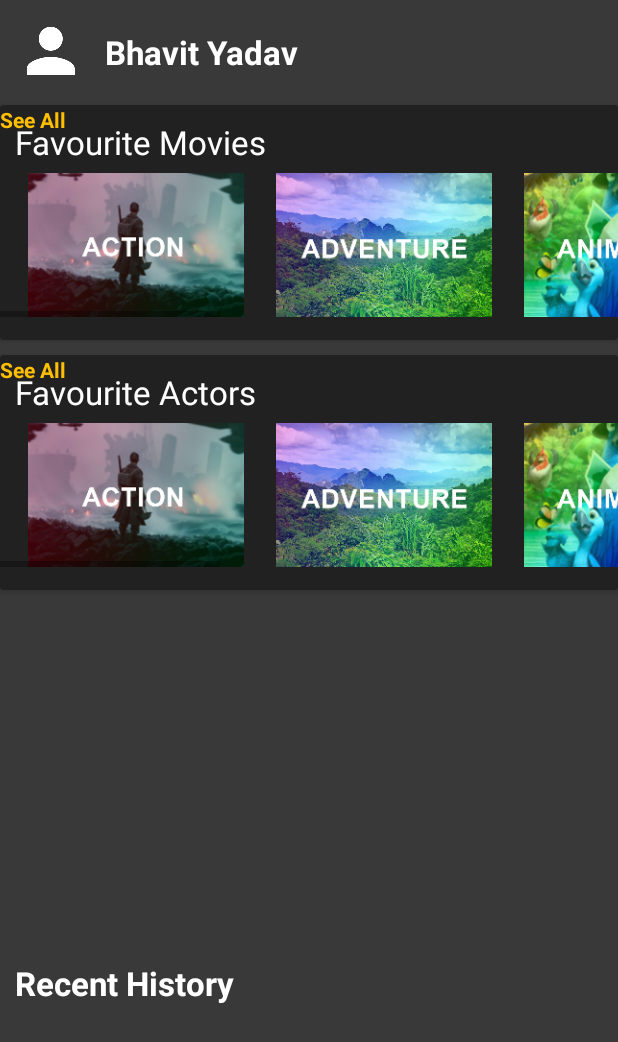
After one commit to amentyagi/MovieMania_Bhavit, an Android app: the layout user_profile.xml on its own in the app's theme, with its tools: preview values and no code run, on a phone screen of 412 x 824 dp. The commit adds this screen. Shown: the top 1042 px of the screen. Run offline under Robolectric (Android 15) with nearby library versions, the phone set to English and light mode, and no system bars.

Commit message:
Icons and Poster CardViews Added

```diff
--- a/app/src/main/java/com/anuntah/moviemania/MainActivity.java
+++ b/app/src/main/java/com/anuntah/moviemania/MainActivity.java
@@ -11,8 +11,6 @@ import android.view.MenuItem;
 import android.widget.FrameLayout;
 import android.widget.LinearLayout;
 
-import com.google.android.youtube.player.YouTubeInitializationResult;
-import com.google.android.youtube.player.YouTubeThumbnailLoader;
 import com.google.android.youtube.player.YouTubeThumbnailView;
 
 public class MainActivity extends AppCompatActivity {
--- /dev/null
+++ b/app/src/main/res/layout/user_profile.xml
@@ -0,0 +1,265 @@
+<?xml version="1.0" encoding="utf-8"?>
+<RelativeLayout xmlns:android="http://schemas.android.com/apk/res/android"
+    xmlns:tools="http://schemas.android.com/tools"
+    android:layout_width="match_parent"
+    android:layout_height="match_parent"
+    xmlns:app="http://schemas.android.com/apk/res-auto"
+    android:background="@color/colorPrimaryDark">
+
+
+    <ImageView
+        android:id="@+id/user_photo"
+        android:layout_margin="10dp"
+        android:layout_width="48dp"
+        android:layout_height="48dp"
+        android:src="@drawable/ic_person_white_48dp"/>
+
+    <TextView
+        android:id="@+id/username_text"
+        android:layout_width="wrap_content"
+        android:layout_height="wrap_content"
+        android:layout_alignParentStart="true"
+        android:layout_alignParentTop="true"
+        android:layout_marginStart="70dp"
+        android:layout_marginTop="20dp"
+        android:text="Bhavit Yadav"
+        android:textAppearance="@style/Base.TextAppearance.AppCompat.Large"
+        android:textColor="@color/colorWhite"
+        android:textStyle="bold" />
+
+    <android.support.v7.widget.CardView
+        android:id="@+id/favrourite_movies"
+        android:layout_width="wrap_content"
+        android:layout_height="wrap_content"
+        android:layout_marginTop="70dp"
+        app:cardElevation="@dimen/cardview_default_elevation"
+        app:cardBackgroundColor="@color/colorPrimary">
+
+        <android.support.constraint.ConstraintLayout
+            android:layout_width="match_parent"
+            android:layout_height="match_parent"
+            android:layout_marginBottom="15dp">
+            <TextView
+                android:layout_width="wrap_content"
+                android:layout_height="wrap_content"
+                android:text="Favourite Movies"
+                android:textAppearance="@style/Base.TextAppearance.AppCompat.Large"
+                android:textColor="@color/colorWhite"
+                android:padding="10dp"/>
+
+            <TextView
+                android:layout_width="wrap_content"
+                android:layout_height="wrap_content"
+                android:text="See All"
+                android:textColor="@color/gold"
+                android:textStyle="bold"
+                tools:layout_editor_absoluteX="351dp"
+                tools:layout_editor_absoluteY="16dp"
+                tools:ignore="MissingConstraints" />
+
+            <HorizontalScrollView
+                android:layout_width="match_parent"
+                android:layout_height="141dp"
+                tools:layout_editor_absoluteY="9dp"
+                tools:ignore="MissingConstraints">
+
+                <LinearLayout
+                    android:layout_width="match_parent"
+                    android:layout_height="wrap_content"
+                    android:layout_marginTop="15dp"
+                    android:orientation="horizontal">
+
+                    <ImageView
+                        android:id="@+id/action"
+                        android:layout_width="wrap_content"
+                        android:layout_height="wrap_content"
+                        android:layout_marginLeft="15dp"
+                        android:layout_marginTop="30dp"
+                        android:src="@drawable/action" />
+
+                    <ImageView
+                        android:id="@+id/adventure"
+                        android:layout_width="wrap_content"
+                        android:layout_height="wrap_content"
+                        android:layout_marginLeft="15dp"
+                        android:layout_marginTop="30dp"
+                        android:src="@drawable/adventure" />
+
+                    <ImageView
+                        android:id="@+id/animation"
+                        android:layout_width="wrap_content"
+                        android:layout_height="wrap_content"
+                        android:layout_marginLeft="15dp"
+                        android:layout_marginTop="30dp"
+                        android:src="@drawable/animation" />
+
+                    <ImageView
+                        android:id="@+id/comedy"
+                        android:layout_width="wrap_content"
+                        android:layout_height="wrap_content"
+                        android:layout_marginLeft="15dp"
+                        android:layout_marginTop="30dp"
+                        android:src="@drawable/comedy" />
+
+                    <ImageView
+                        android:id="@+id/drama"
+                        android:layout_width="wrap_content"
+                        android:layout_height="wrap_content"
+                        android:layout_marginLeft="15dp"
+                        android:layout_marginTop="30dp"
+                        android:src="@drawable/drama" />
+
+                    <ImageView
+                        android:id="@+id/fantasy"
+                        android:layout_width="wrap_content"
+                        android:layout_height="wrap_content"
+                        android:layout_marginLeft="15dp"
+                        android:layout_marginTop="30dp"
+                        android:src="@drawable/fantasy" />
+
+                    <ImageView
+                        android:id="@+id/horror"
+                        android:layout_width="wrap_content"
+                        android:layout_height="wrap_content"
+                        android:layout_marginLeft="15dp"
+                        android:layout_marginTop="30dp"
+                        android:src="@drawable/horror" />
+                </LinearLayout>
+            </HorizontalScrollView>
+
+        </android.support.constraint.ConstraintLayout>
+
+    </android.support.v7.widget.CardView>
+
+    <android.support.v7.widget.CardView
+        android:id="@+id/favrourite_actors"
+        android:layout_width="wrap_content"
+        android:layout_height="wrap_content"
+        android:layout_marginTop="10dp"
+        android:layout_below="@+id/favrourite_movies"
+        app:cardElevation="@dimen/cardview_default_elevation"
+        app:cardBackgroundColor="@color/colorPrimary"
+        tools:ignore="UnknownId">
+
+        <android.support.constraint.ConstraintLayout
+            android:layout_width="match_parent"
+            android:layout_height="match_parent"
+            android:layout_marginBottom="15dp">
+            <TextView
+                android:layout_width="wrap_content"
+                android:layout_height="wrap_content"
+                android:text="Favourite Actors"
+                android:textAppearance="@style/Base.TextAppearance.AppCompat.Large"
+                android:textColor="@color/colorWhite"
+                android:padding="10dp"/>
+
+            <TextView
+                android:layout_width="wrap_content"
+                android:layout_height="wrap_content"
+                android:text="See All"
+                android:textColor="@color/gold"
+                android:textStyle="bold"
+                tools:layout_editor_absoluteX="351dp"
+                tools:layout_editor_absoluteY="16dp"
+                tools:ignore="MissingConstraints" />
+
+            <HorizontalScrollView
+                android:layout_width="match_parent"
+                android:layout_height="141dp"
+                tools:layout_editor_absoluteY="9dp"
+                tools:ignore="MissingConstraints">
+
+                <LinearLayout
+                    android:layout_width="match_parent"
+                    android:layout_height="wrap_content"
+                    android:layout_marginTop="15dp"
+                    android:orientation="horizontal">
+
+                    <ImageView
+                        android:id="@+id/action1"
+                        android:layout_width="wrap_content"
+                        android:layout_height="wrap_content"
+                        android:layout_marginLeft="15dp"
+                        android:layout_marginTop="30dp"
+                        android:src="@drawable/action" />
+
+                    <ImageView
+                        android:id="@+id/adventure1"
+                        android:layout_width="wrap_content"
+                        android:layout_height="wrap_content"
+                        android:layout_marginLeft="15dp"
+                        android:layout_marginTop="30dp"
+                        android:src="@drawable/adventure" />
+
+                    <ImageView
+                        android:id="@+id/animation1"
+                        android:layout_width="wrap_content"
+                        android:layout_height="wrap_content"
+                        android:layout_marginLeft="15dp"
+                        android:layout_marginTop="30dp"
+                        android:src="@drawable/animation" />
+
+                    <ImageView
+                        android:id="@+id/comedy1"
+                        android:layout_width="wrap_content"
+                        android:layout_height="wrap_content"
+                        android:layout_marginLeft="15dp"
+                        android:layout_marginTop="30dp"
+                        android:src="@drawable/comedy" />
+
+                    <ImageView
+                        android:id="@+id/drama1"
+                        android:layout_width="wrap_content"
+                        android:layout_height="wrap_content"
+                        android:layout_marginLeft="15dp"
+                        android:layout_marginTop="30dp"
+                        android:src="@drawable/drama" />
+
+                    <ImageView
+                        android:id="@+id/fantasy1"
+                        android:layout_width="wrap_content"
+                        android:layout_height="wrap_content"
+                        android:layout_marginLeft="15dp"
+                        android:layout_marginTop="30dp"
+                        android:src="@drawable/fantasy" />
+
+                    <ImageView
+                        android:id="@+id/horror1"
+                        android:layout_width="wrap_content"
+                        android:layout_height="wrap_content"
+                        android:layout_marginLeft="15dp"
+                        android:layout_marginTop="30dp"
+                        android:src="@drawable/horror" />
+                </LinearLayout>
+            </HorizontalScrollView>
+
+        </android.support.constraint.ConstraintLayout>
+
+    </android.support.v7.widget.CardView>
+
+    <TextView
+        android:id="@+id/recent_history_tag"
+        android:layout_width="wrap_content"
+        android:layout_height="wrap_content"
+        android:layout_alignParentBottom="true"
+        android:layout_alignStart="@+id/user_photo"
+        android:layout_marginBottom="154dp"
+        android:text="Recent History"
+        android:textAppearance="@style/Base.TextAppearance.AppCompat.Large"
+        android:textColor="@color/colorWhite"
+        android:textStyle="bold" />
+
+    <ListView
+        android:id="@+id/recent_history_list"
+        android:layout_width="wrap_content"
+        android:layout_height="wrap_content"
+        android:layout_below="@+id/favrourite_actors"
+        android:layout_marginTop="48dp"
+        android:layout_marginLeft="15dp"
+        android:layout_marginRight="15dp"
+        android:background="@color/colorPrimary"
+        tools:ignore="UnknownId">
+
+    </ListView>
+
+</RelativeLayout>
```
